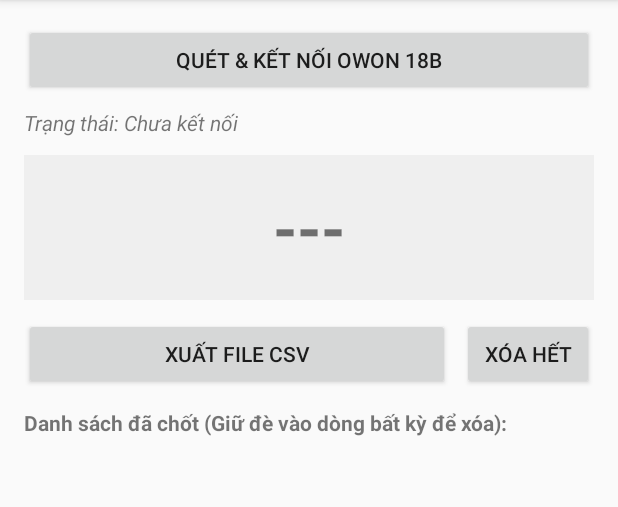
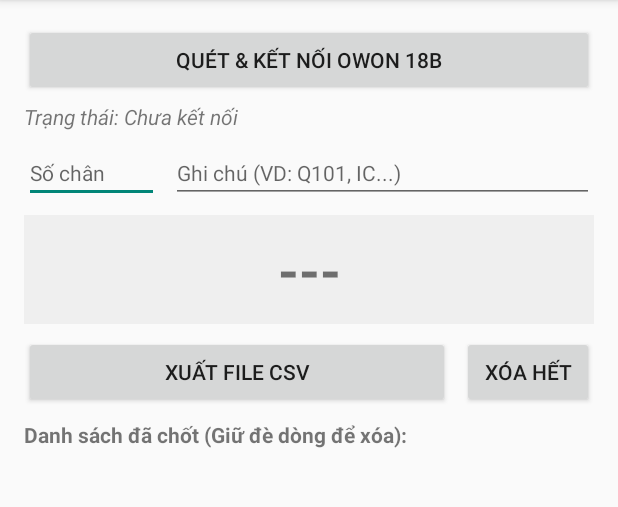
Before and after one commit to inankt/Owon18B-logger, an Android app: the screen it shows after launch (MainActivity), on a phone screen of 412 x 824 dp, the part 84-591 px from its top. Run offline under Robolectric (Android 15) with nearby library versions, the phone set to English and light mode, and no system bars.

Commit message:
Update activity_main.xml

```diff
--- a/app/src/main/res/layout/activity_main.xml
+++ b/app/src/main/res/layout/activity_main.xml
@@ -16,20 +16,46 @@
         android:layout_width="match_parent"
         android:layout_height="wrap_content"
         android:text="Trạng thái: Chưa kết nối"
-        android:paddingTop="8dp"
+        android:paddingTop="4dp"
         android:textStyle="italic" />
+
+    <!-- Khu vực nhập Số chân và Ghi chú -->
+    <LinearLayout
+        android:layout_width="match_parent"
+        android:layout_height="wrap_content"
+        android:orientation="horizontal"
+        android:layout_marginTop="8dp">
+
+        <EditText
+            android:id="@+id/etPin"
+            android:layout_width="90dp"
+            android:layout_height="wrap_content"
+            android:hint="Số chân"
+            android:inputType="text"
+            android:textSize="14sp" />
+
+        <EditText
+            android:id="@+id/etNote"
+            android:layout_width="0dp"
+            android:layout_weight="1"
+            android:layout_height="wrap_content"
+            android:hint="Ghi chú (VD: Q101, IC...)"
+            android:inputType="text"
+            android:textSize="14sp"
+            android:layout_marginStart="8dp"/>
+    </LinearLayout>
 
     <TextView
         android:id="@+id/tvLiveValue"
         android:layout_width="match_parent"
         android:layout_height="wrap_content"
         android:text="---"
-        android:textSize="42sp"
+        android:textSize="36sp"
         android:textStyle="bold"
         android:gravity="center"
-        android:paddingVertical="20dp"
+        android:paddingVertical="12dp"
         android:background="#EFEFEF"
-        android:layout_marginVertical="12dp"/>
+        android:layout_marginVertical="8dp"/>
 
     <LinearLayout
         android:layout_width="match_parent"
@@ -54,9 +80,9 @@
     <TextView
         android:layout_width="match_parent"
         android:layout_height="wrap_content"
-        android:text="Danh sách đã chốt (Giữ đè vào dòng bất kỳ để xóa):"
+        android:text="Danh sách đã chốt (Giữ đè dòng để xóa):"
         android:textStyle="bold"
-        android:paddingTop="12dp" />
+        android:paddingTop="8dp" />
 
     <ListView
         android:id="@+id/lvRecords"
```
